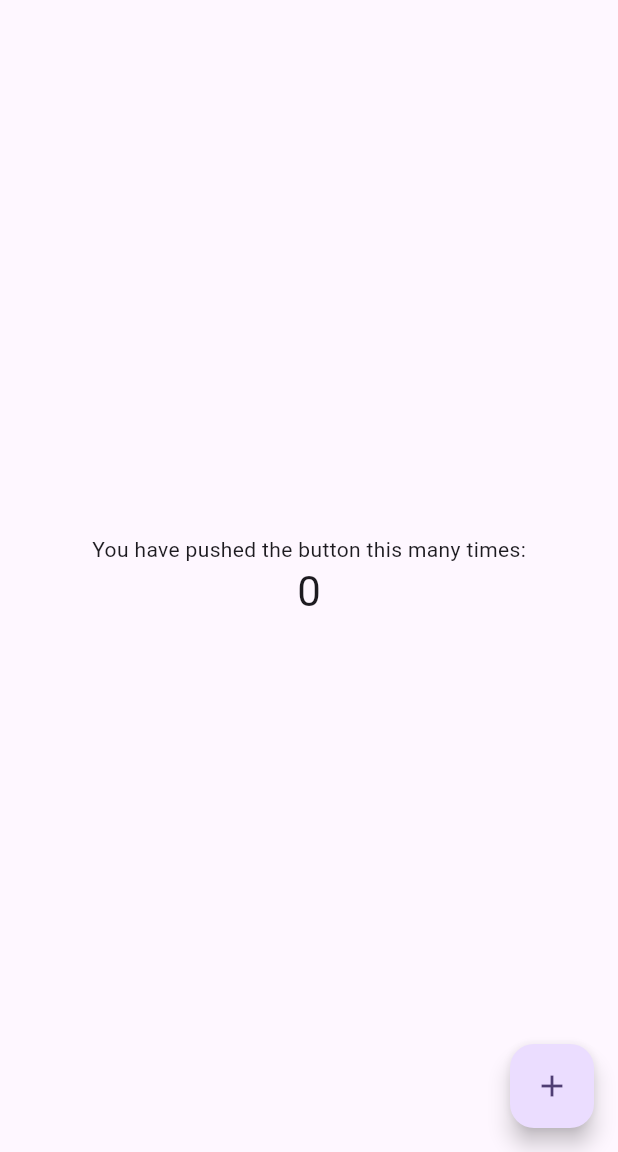
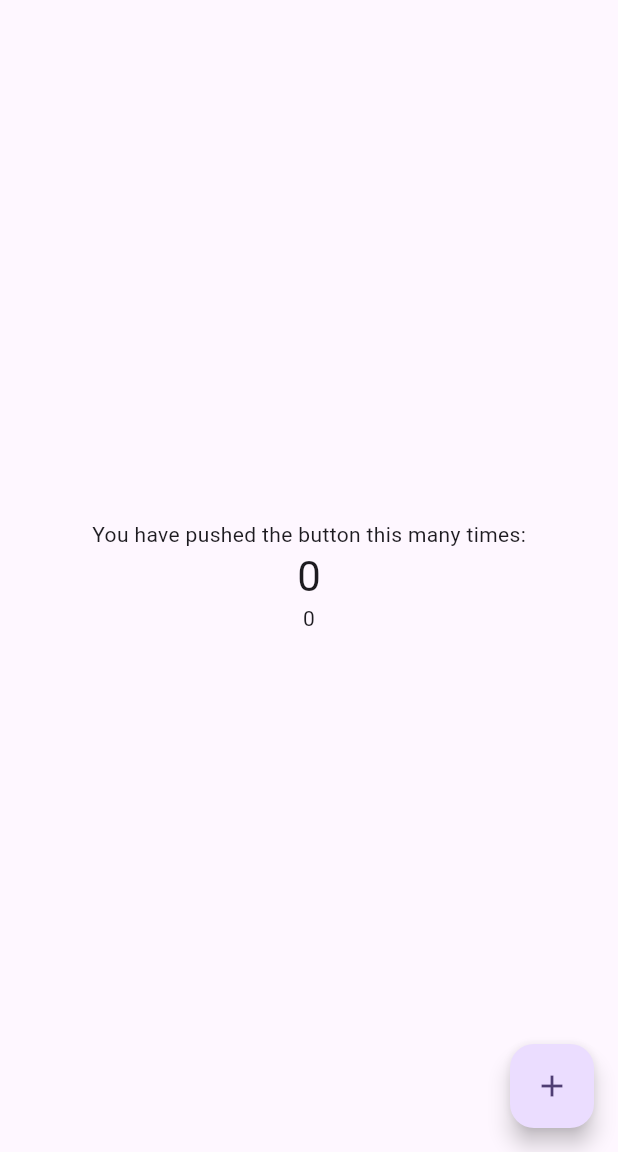
Before and after one commit to ShSato4JPN/flutter-practice, a Flutter app: the screen it shows after launch, on a phone screen of 412 x 824 dp, the part 84-1236 px from its top. Run offline on Flutter 3.47's test engine with Material 3 defaults, Android fonts, the phone set to English and light mode, and no system bars.

Commit message:
feat: add text widget

```diff
--- a/app/lib/main.dart
+++ b/app/lib/main.dart
@@ -7,27 +7,11 @@ void main() {
 class MyApp extends StatelessWidget {
   const MyApp({super.key});
 
-  // This widget is the root of your application.
   @override
   Widget build(BuildContext context) {
     return MaterialApp(
       title: 'Flutter Demo',
       theme: ThemeData(
-        // This is the theme of your application.
-        //
-        // TRY THIS: Try running your application with "flutter run". You'll see
-        // the application has a purple toolbar. Then, without quitting the app,
-        // try changing the seedColor in the colorScheme below to Colors.green
-        // and then invoke "hot reload" (save your changes or press the "hot
-        // reload" button in a Flutter-supported IDE, or press "r" if you used
-        // the command line to start the app).
-        //
-        // Notice that the counter didn't reset back to zero; the application
-        // state is not lost during the reload. To reset the state, use hot
-        // restart instead.
-        //
-        // This works for code too, not just values: Most code changes can be
-        // tested with just a hot reload.
         colorScheme: ColorScheme.fromSeed(seedColor: Colors.deepPurple),
         useMaterial3: true,
       ),
@@ -38,15 +22,6 @@ class MyApp extends StatelessWidget {
 
 class MyHomePage extends StatefulWidget {
   const MyHomePage({super.key, required this.title});
-
-  // This widget is the home page of your application. It is stateful, meaning
-  // that it has a State object (defined below) that contains fields that affect
-  // how it looks.
-
-  // This class is the configuration for the state. It holds the values (in this
-  // case the title) provided by the parent (in this case the App widget) and
-  // used by the build method of the State. Fields in a Widget subclass are
-  // always marked "final".
 
   final String title;
 
@@ -59,50 +34,19 @@ class _MyHomePageState extends State<MyHomePage> {
 
   void _incrementCounter() {
     setState(() {
-      // This call to setState tells the Flutter framework that something has
-      // changed in this State, which causes it to rerun the build method below
-      // so that the display can reflect the updated values. If we changed
-      // _counter without calling setState(), then the build method would not be
-      // called again, and so nothing would appear to happen.
       _counter++;
     });
   }
 
   @override
   Widget build(BuildContext context) {
-    // This method is rerun every time setState is called, for instance as done
-    // by the _incrementCounter method above.
-    //
-    // The Flutter framework has been optimized to make rerunning build methods
-    // fast, so that you can just rebuild anything that needs updating rather
-    // than having to individually change instances of widgets.
     return Scaffold(
       appBar: AppBar(
-        // TRY THIS: Try changing the color here to a specific color (to
-        // Colors.amber, perhaps?) and trigger a hot reload to see the AppBar
-        // change color while the other colors stay the same.
         backgroundColor: Theme.of(context).colorScheme.inversePrimary,
-        // Here we take the value from the MyHomePage object that was created by
-        // the App.build method, and use it to set our appbar title.
         title: Text(widget.title),
       ),
       body: Center(
-        // Center is a layout widget. It takes a single child and positions it
-        // in the middle of the parent.
         child: Column(
-          // Column is also a layout widget. It takes a list of children and
-          // arranges them vertically. By default, it sizes itself to fit its
-          // children horizontally, and tries to be as tall as its parent.
-          //
-          // Column has various properties to control how it sizes itself and
-          // how it positions its children. Here we use mainAxisAlignment to
-          // center the children vertically; the main axis here is the vertical
-          // axis because Columns are vertical (the cross axis would be
-          // horizontal).
-          //
-          // TRY THIS: Invoke "debug painting" (choose the "Toggle Debug Paint"
-          // action in the IDE, or press "p" in the console), to see the
-          // wireframe for each widget.
           mainAxisAlignment: MainAxisAlignment.center,
           children: <Widget>[
             const Text(
@@ -112,6 +56,9 @@ class _MyHomePageState extends State<MyHomePage> {
               '$_counter',
               style: Theme.of(context).textTheme.headlineMedium,
             ),
+            Text(
+              '$_counter',
+            )
           ],
         ),
       ),
@@ -119,7 +66,7 @@ class _MyHomePageState extends State<MyHomePage> {
         onPressed: _incrementCounter,
         tooltip: 'Increment',
         child: const Icon(Icons.add),
-      ), // This trailing comma makes auto-formatting nicer for build methods.
+      ),
     );
   }
 }
```
